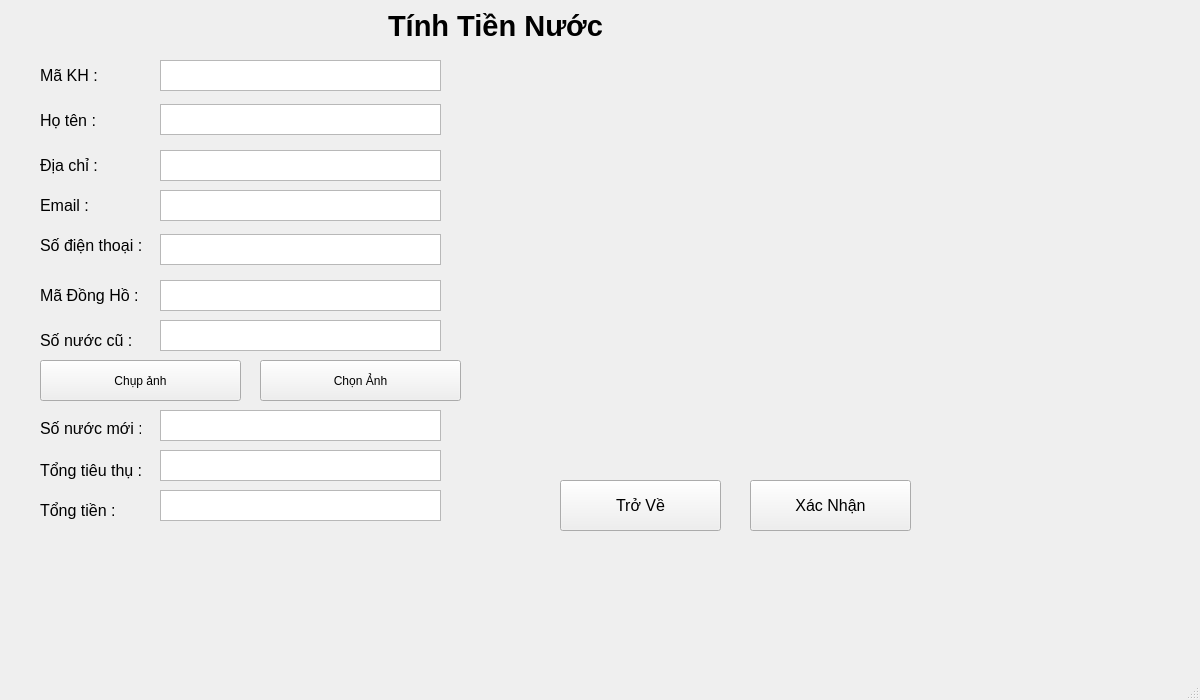
Before: the Qt Designer form GUI/UI/tinhTienNuocUI.ui in MinhVi2004/WaterManagement, drawn with Qt 5.
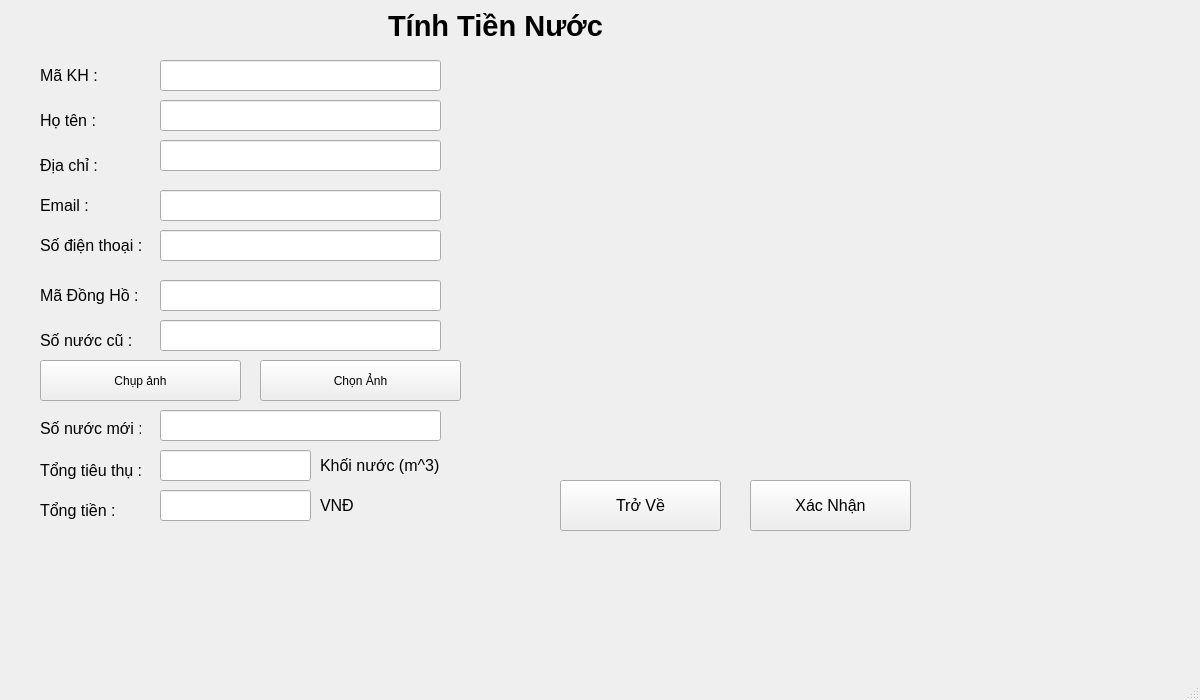
After: the same form once the commit is applied. Icons and pictures are not drawn.

Patch:
```diff
--- a/GUI/UI/tinhTienNuocUI.ui
+++ b/GUI/UI/tinhTienNuocUI.ui
@@ -71,83 +71,6 @@
      <string>Tổng tiền :</string>
     </property>
    </widget>
-   <widget class="QTextEdit" name="txtSoNuocSau">
-    <property name="enabled">
-     <bool>true</bool>
-    </property>
-    <property name="geometry">
-     <rect>
-      <x>160</x>
-      <y>410</y>
-      <width>281</width>
-      <height>31</height>
-     </rect>
-    </property>
-   </widget>
-   <widget class="QTextEdit" name="txtSoDienThoai">
-    <property name="enabled">
-     <bool>true</bool>
-    </property>
-    <property name="geometry">
-     <rect>
-      <x>160</x>
-      <y>234</y>
-      <width>281</width>
-      <height>31</height>
-     </rect>
-    </property>
-    <property name="readOnly">
-     <bool>true</bool>
-    </property>
-   </widget>
-   <widget class="QTextEdit" name="txtDiaChi">
-    <property name="enabled">
-     <bool>true</bool>
-    </property>
-    <property name="geometry">
-     <rect>
-      <x>160</x>
-      <y>150</y>
-      <width>281</width>
-      <height>31</height>
-     </rect>
-    </property>
-    <property name="readOnly">
-     <bool>true</bool>
-    </property>
-   </widget>
-   <widget class="QTextEdit" name="txtTongTieuThu">
-    <property name="enabled">
-     <bool>true</bool>
-    </property>
-    <property name="geometry">
-     <rect>
-      <x>160</x>
-      <y>450</y>
-      <width>281</width>
-      <height>31</height>
-     </rect>
-    </property>
-    <property name="readOnly">
-     <bool>true</bool>
-    </property>
-   </widget>
-   <widget class="QTextEdit" name="txtSoNuocTruoc">
-    <property name="enabled">
-     <bool>true</bool>
-    </property>
-    <property name="geometry">
-     <rect>
-      <x>160</x>
-      <y>320</y>
-      <width>281</width>
-      <height>31</height>
-     </rect>
-    </property>
-    <property name="readOnly">
-     <bool>true</bool>
-    </property>
-   </widget>
    <widget class="QLabel" name="hinhAnhDaChon">
     <property name="geometry">
      <rect>
@@ -292,38 +215,6 @@
      <string>Số nước cũ :</string>
     </property>
    </widget>
-   <widget class="QTextEdit" name="txtHoTen">
-    <property name="enabled">
-     <bool>true</bool>
-    </property>
-    <property name="geometry">
-     <rect>
-      <x>160</x>
-      <y>104</y>
-      <width>281</width>
-      <height>31</height>
-     </rect>
-    </property>
-    <property name="readOnly">
-     <bool>true</bool>
-    </property>
-   </widget>
-   <widget class="QTextEdit" name="txtTongTien">
-    <property name="enabled">
-     <bool>true</bool>
-    </property>
-    <property name="geometry">
-     <rect>
-      <x>160</x>
-      <y>490</y>
-      <width>281</width>
-      <height>31</height>
-     </rect>
-    </property>
-    <property name="readOnly">
-     <bool>true</bool>
-    </property>
-   </widget>
    <widget class="QLabel" name="label_8">
     <property name="geometry">
      <rect>
@@ -360,38 +251,6 @@
      <string>Mã KH :</string>
     </property>
    </widget>
-   <widget class="QTextEdit" name="txtMaKH">
-    <property name="enabled">
-     <bool>true</bool>
-    </property>
-    <property name="geometry">
-     <rect>
-      <x>160</x>
-      <y>60</y>
-      <width>281</width>
-      <height>31</height>
-     </rect>
-    </property>
-    <property name="readOnly">
-     <bool>true</bool>
-    </property>
-   </widget>
-   <widget class="QTextEdit" name="txtEmail">
-    <property name="enabled">
-     <bool>true</bool>
-    </property>
-    <property name="geometry">
-     <rect>
-      <x>160</x>
-      <y>190</y>
-      <width>281</width>
-      <height>31</height>
-     </rect>
-    </property>
-    <property name="readOnly">
-     <bool>true</bool>
-    </property>
-   </widget>
    <widget class="QLabel" name="label_10">
     <property name="geometry">
      <rect>
@@ -410,22 +269,6 @@
      <string>Email :</string>
     </property>
    </widget>
-   <widget class="QTextEdit" name="txtMaDongHoNuoc">
-    <property name="enabled">
-     <bool>true</bool>
-    </property>
-    <property name="geometry">
-     <rect>
-      <x>160</x>
-      <y>280</y>
-      <width>281</width>
-      <height>31</height>
-     </rect>
-    </property>
-    <property name="readOnly">
-     <bool>true</bool>
-    </property>
-   </widget>
    <widget class="QLabel" name="label_11">
     <property name="geometry">
      <rect>
@@ -457,6 +300,169 @@
      <string>Chọn Ảnh</string>
     </property>
    </widget>
+   <widget class="QLineEdit" name="txtMaKH">
+    <property name="geometry">
+     <rect>
+      <x>160</x>
+      <y>60</y>
+      <width>281</width>
+      <height>31</height>
+     </rect>
+    </property>
+    <property name="readOnly">
+     <bool>true</bool>
+    </property>
+   </widget>
+   <widget class="QLineEdit" name="txtHoTen">
+    <property name="geometry">
+     <rect>
+      <x>160</x>
+      <y>100</y>
+      <width>281</width>
+      <height>31</height>
+     </rect>
+    </property>
+    <property name="readOnly">
+     <bool>true</bool>
+    </property>
+   </widget>
+   <widget class="QLineEdit" name="txtDiaChi">
+    <property name="geometry">
+     <rect>
+      <x>160</x>
+      <y>140</y>
+      <width>281</width>
+      <height>31</height>
+     </rect>
+    </property>
+    <property name="readOnly">
+     <bool>true</bool>
+    </property>
+   </widget>
+   <widget class="QLineEdit" name="txtEmail">
+    <property name="geometry">
+     <rect>
+      <x>160</x>
+      <y>190</y>
+      <width>281</width>
+      <height>31</height>
+     </rect>
+    </property>
+    <property name="readOnly">
+     <bool>true</bool>
+    </property>
+   </widget>
+   <widget class="QLineEdit" name="txtSoDienThoai">
+    <property name="geometry">
+     <rect>
+      <x>160</x>
+      <y>230</y>
+      <width>281</width>
+      <height>31</height>
+     </rect>
+    </property>
+    <property name="readOnly">
+     <bool>true</bool>
+    </property>
+   </widget>
+   <widget class="QLineEdit" name="txtMaDongHoNuoc">
+    <property name="geometry">
+     <rect>
+      <x>160</x>
+      <y>280</y>
+      <width>281</width>
+      <height>31</height>
+     </rect>
+    </property>
+    <property name="readOnly">
+     <bool>true</bool>
+    </property>
+   </widget>
+   <widget class="QLineEdit" name="txtSoNuocTruoc">
+    <property name="geometry">
+     <rect>
+      <x>160</x>
+      <y>320</y>
+      <width>281</width>
+      <height>31</height>
+     </rect>
+    </property>
+    <property name="readOnly">
+     <bool>true</bool>
+    </property>
+   </widget>
+   <widget class="QLineEdit" name="txtSoNuocSau">
+    <property name="geometry">
+     <rect>
+      <x>160</x>
+      <y>410</y>
+      <width>281</width>
+      <height>31</height>
+     </rect>
+    </property>
+   </widget>
+   <widget class="QLineEdit" name="txtTongTieuThu">
+    <property name="geometry">
+     <rect>
+      <x>160</x>
+      <y>450</y>
+      <width>151</width>
+      <height>31</height>
+     </rect>
+    </property>
+    <property name="readOnly">
+     <bool>true</bool>
+    </property>
+   </widget>
+   <widget class="QLineEdit" name="txtTongTien">
+    <property name="geometry">
+     <rect>
+      <x>160</x>
+      <y>490</y>
+      <width>151</width>
+      <height>31</height>
+     </rect>
+    </property>
+    <property name="readOnly">
+     <bool>true</bool>
+    </property>
+   </widget>
+   <widget class="QLabel" name="label">
+    <property name="geometry">
+     <rect>
+      <x>320</x>
+      <y>450</y>
+      <width>121</width>
+      <height>31</height>
+     </rect>
+    </property>
+    <property name="font">
+     <font>
+      <pointsize>12</pointsize>
+     </font>
+    </property>
+    <property name="text">
+     <string>Khối nước (m^3)</string>
+    </property>
+   </widget>
+   <widget class="QLabel" name="label_12">
+    <property name="geometry">
+     <rect>
+      <x>320</x>
+      <y>490</y>
+      <width>121</width>
+      <height>31</height>
+     </rect>
+    </property>
+    <property name="font">
+     <font>
+      <pointsize>12</pointsize>
+     </font>
+    </property>
+    <property name="text">
+     <string>VNĐ</string>
+    </property>
+   </widget>
   </widget>
   <widget class="QMenuBar" name="menubar">
    <property name="geometry">
```
Left out of the diff: 2 changed lines with no effect on the pictures.
